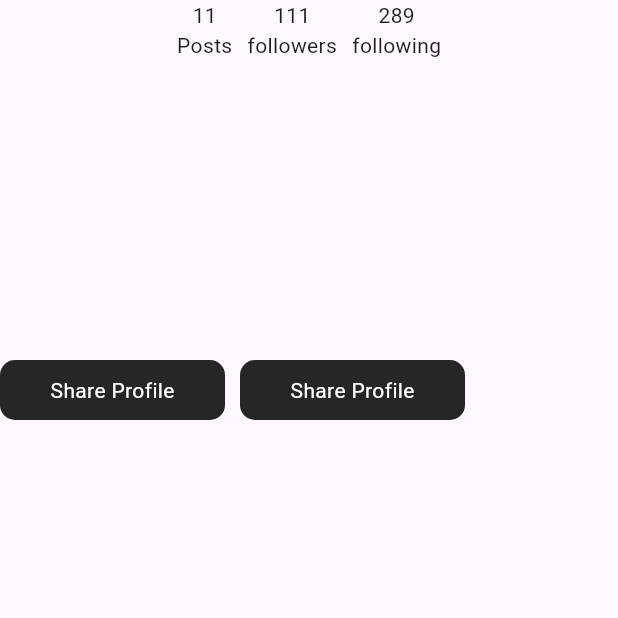
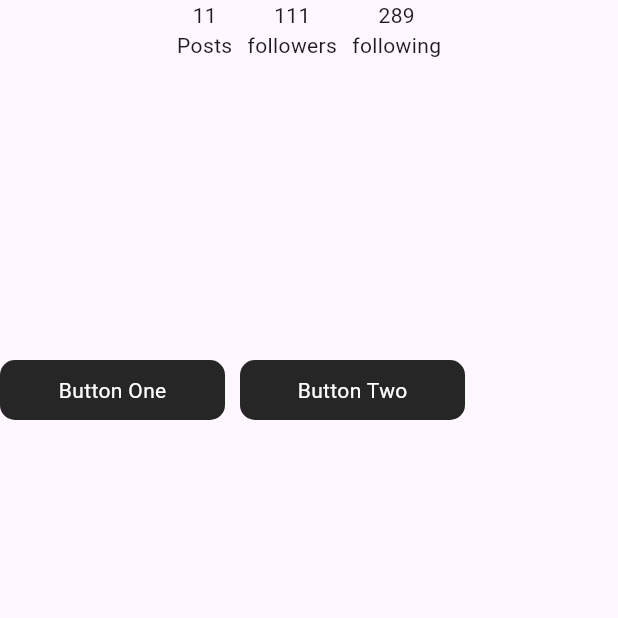
Before and after one commit to SaifIvnaAlam/Flutter-Instagram-Clone, a Flutter app: the ProfilePage screen opened directly, on a phone screen of 412 x 824 dp, the top half of it. Run offline on Flutter 3.47's test engine with Material 3 defaults, Android fonts, the phone set to English and light mode, and no system bars.

Commit message:
dynamic button

```diff
--- a/lib/pages/profile_page.dart
+++ b/lib/pages/profile_page.dart
@@ -17,11 +17,9 @@ class ProfilePage extends StatelessWidget {
             ),
             Row(
               children: [
-                KButton(),
-                SizedBox(
-                  width: 10,
-                ),
-                KButton()
+                KButton(btnText: "Button One"),
+                SizedBox(width: 10),
+                KButton(btnText: "Button Two"),
               ],
             ),
           ],
--- a/lib/widgets/kbutton.dart
+++ b/lib/widgets/kbutton.dart
@@ -1,10 +1,10 @@
 import 'dart:developer';
+
 import 'package:flutter/material.dart';
 
 class KButton extends StatelessWidget {
-  const KButton({
-    super.key,
-  });
+  const KButton({super.key, required this.btnText});
+  final String btnText;
 
   @override
   Widget build(BuildContext context) {
@@ -19,10 +19,10 @@ class KButton extends StatelessWidget {
           borderRadius: BorderRadius.circular(10),
           color: const Color(0xff262626),
         ),
-        child: const Center(
+        child: Center(
           child: Text(
-            "Share Profile",
-            style: TextStyle(color: Colors.white),
+            btnText,
+            style: const TextStyle(color: Colors.white),
           ),
         ),
       ),
```
